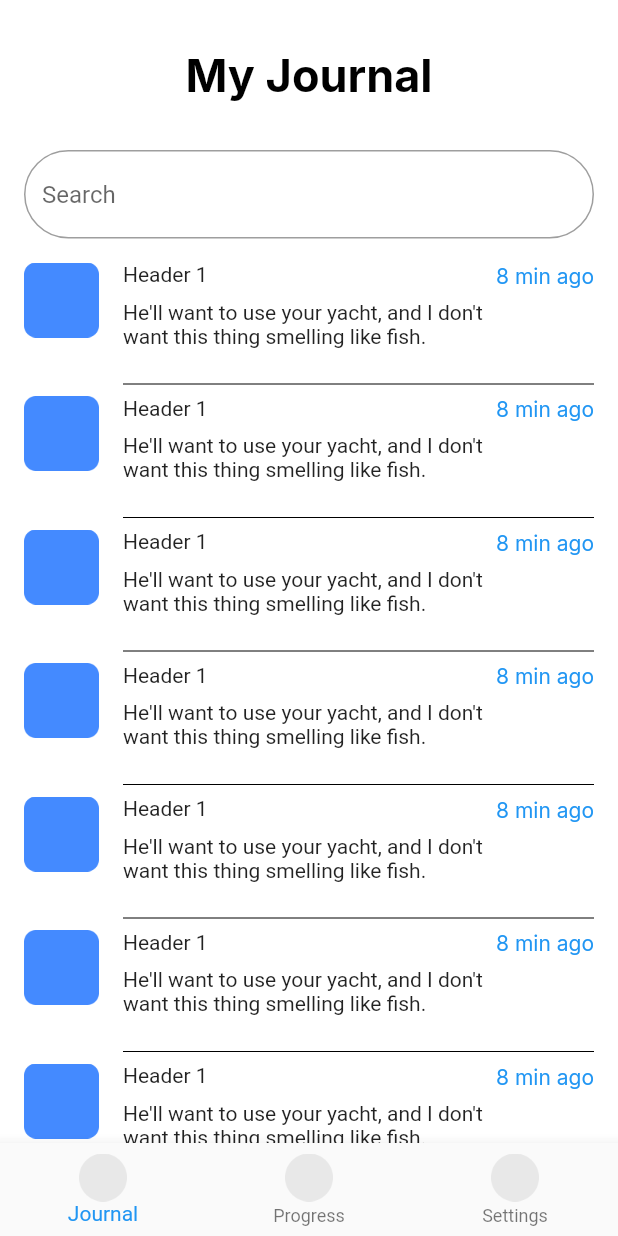
After one commit to agunghanifan/Project_Nyemplung, a Flutter app: the HomePage screen opened directly, on a phone screen of 412 x 824 dp. The commit adds this screen. Run offline on Flutter 3.47's test engine with Material 2 defaults, Android fonts, the phone set to English and light mode, and no system bars; our stand-ins replace google_fonts.

Commit message:
add UI frame for HomePage

```diff
--- /dev/null
+++ b/wontfail/lib/pages/home_page.dart
@@ -0,0 +1,91 @@
+import 'package:flutter/material.dart';
+import 'package:wontfail/themes.dart';
+
+import '../widgets/content_home_widget.dart';
+
+class HomePage extends StatefulWidget {
+  const HomePage({super.key});
+
+  @override
+  State<HomePage> createState() => _HomePageState();
+}
+
+class _HomePageState extends State<HomePage> {
+  final _formKey = GlobalKey<FormState>();
+
+  @override
+  Widget build(BuildContext context) {
+    return Scaffold(
+      backgroundColor: whiteColor,
+      body: SafeArea(
+        bottom: false,
+        child: Padding(
+          padding: EdgeInsets.symmetric(horizontal: edge),
+          child: Column(
+            children: [
+              const SizedBox(
+                height: 32,
+              ),
+              Align(
+                alignment: Alignment.center,
+                child: Text(
+                  'My Journal',
+                  style: titleTextStyle,
+                ),
+              ),
+              const SizedBox(
+                height: 32,
+              ),
+              Form(
+                key: _formKey,
+                child: TextFormField(
+                  decoration: InputDecoration(
+                    hintText: 'Search',
+                    border: OutlineInputBorder(
+                      borderRadius: BorderRadius.circular(100),
+                    ),
+                  ),
+                ),
+              ),
+              const SizedBox(
+                height: 16,
+              ),
+              Expanded(
+                child: ListView.builder(
+                  itemCount: 10,
+                  itemBuilder: (context, index) => InkWell(
+                      onTap: () {
+                        print('enter contentHomeWidget!');
+                      },
+                      child: const ContentHomeWidget()),
+                ),
+              ),
+            ],
+          ),
+        ),
+      ),
+      bottomNavigationBar: BottomNavigationBar(
+        items: [
+          BottomNavigationBarItem(
+              icon: Image.asset(
+                'assets/icon/icon_bottombar.png',
+                height: 32,
+              ),
+              label: 'Journal'),
+          BottomNavigationBarItem(
+              icon: Image.asset(
+                'assets/icon/icon_bottombar.png',
+                height: 32,
+              ),
+              label: 'Progress'),
+          BottomNavigationBarItem(
+              icon: Image.asset(
+                'assets/icon/icon_bottombar.png',
+                height: 32,
+              ),
+              label: 'Settings'),
+        ],
+      ),
+    );
+  }
+}
--- a/wontfail/lib/pages/login_page.dart
+++ b/wontfail/lib/pages/login_page.dart
@@ -1,4 +1,5 @@
 import "package:flutter/material.dart";
+import "package:wontfail/pages/home_page.dart";
 import 'package:wontfail/pages/recovery_acc_page.dart';
 import "package:wontfail/pages/signup_page.dart";
 import "package:wontfail/themes.dart";
@@ -99,6 +100,12 @@ class _LoginPageState extends State<LoginPage> {
                                         content: Text('Processing Data'),
                                       ),
                                     );
+                                    Navigator.push(
+                                        context,
+                                        MaterialPageRoute(
+                                          builder: (context) =>
+                                              const HomePage(),
+                                        ));
                                   }
                                 },
                                 style: ElevatedButton.styleFrom(
--- a/wontfail/lib/themes.dart
+++ b/wontfail/lib/themes.dart
@@ -5,6 +5,7 @@ Color blackColor = const Color(0xff000000);
 Color greenColor = const Color(0xff5DB075);
 Color whiteColor = const Color(0xffFFFFFF);
 Color greyColor = const Color(0xffF6F6F6);
+Color greyTextColor = const Color(0x00bdbdbd);
 
 TextStyle titleTextStyle = GoogleFonts.inter(
     color: blackColor, fontWeight: FontWeight.bold, fontSize: 30);
@@ -13,5 +14,6 @@ TextStyle buttonTextStyle = GoogleFonts.inter(
 TextStyle buttonTextTextStyle = GoogleFonts.inter(
     color: greenColor, fontWeight: FontWeight.bold, fontSize: 16);
 TextStyle commonTextStyle = GoogleFonts.inter(color: blackColor, fontSize: 14);
+TextStyle greyTextStyle = GoogleFonts.inter(color: Colors.blue, fontSize: 14);
 
 double edge = 16;
--- /dev/null
+++ b/wontfail/lib/widgets/content_home_widget.dart
@@ -0,0 +1,70 @@
+import 'package:flutter/material.dart';
+
+import '../themes.dart';
+
+class ContentHomeWidget extends StatefulWidget {
+  const ContentHomeWidget({super.key});
+
+  @override
+  State<ContentHomeWidget> createState() => _ContentHomeWidgetState();
+}
+
+class _ContentHomeWidgetState extends State<ContentHomeWidget> {
+  @override
+  Widget build(BuildContext context) {
+    return SizedBox(
+      child: Row(
+        mainAxisSize: MainAxisSize.max,
+        crossAxisAlignment: CrossAxisAlignment.start,
+        children: [
+          Image.asset(
+            'assets/icon/icon_content_home.png',
+            height: 50,
+            color: Colors.blueAccent,
+          ),
+          const SizedBox(
+            width: 16,
+          ),
+          Expanded(
+            child: Column(
+              mainAxisSize: MainAxisSize.max,
+              crossAxisAlignment: CrossAxisAlignment.start,
+              children: [
+                Row(
+                  crossAxisAlignment: CrossAxisAlignment.start,
+                  mainAxisAlignment: MainAxisAlignment.spaceBetween,
+                  mainAxisSize: MainAxisSize.max,
+                  children: [
+                    const SizedBox(
+                      child: Text('Header 1'),
+                    ),
+                    SizedBox(
+                      child: Text(
+                        '8 min ago',
+                        style: greyTextStyle,
+                      ),
+                    ),
+                  ],
+                ),
+                const SizedBox(
+                  height: 8,
+                ),
+                const Text(
+                    "He'll want to use your yacht, and I don't\nwant this thing smelling like fish."),
+                const SizedBox(
+                  height: 16,
+                ),
+                const Divider(
+                  color: Colors.black,
+                )
+              ],
+            ),
+          ),
+          const SizedBox(
+            height: 16,
+          ),
+        ],
+      ),
+    );
+  }
+}
```
Also changed, not shown: wontfail/assets/icon/icon_bottombar.png (added), wontfail/assets/icon/icon_content_home.png (added).
